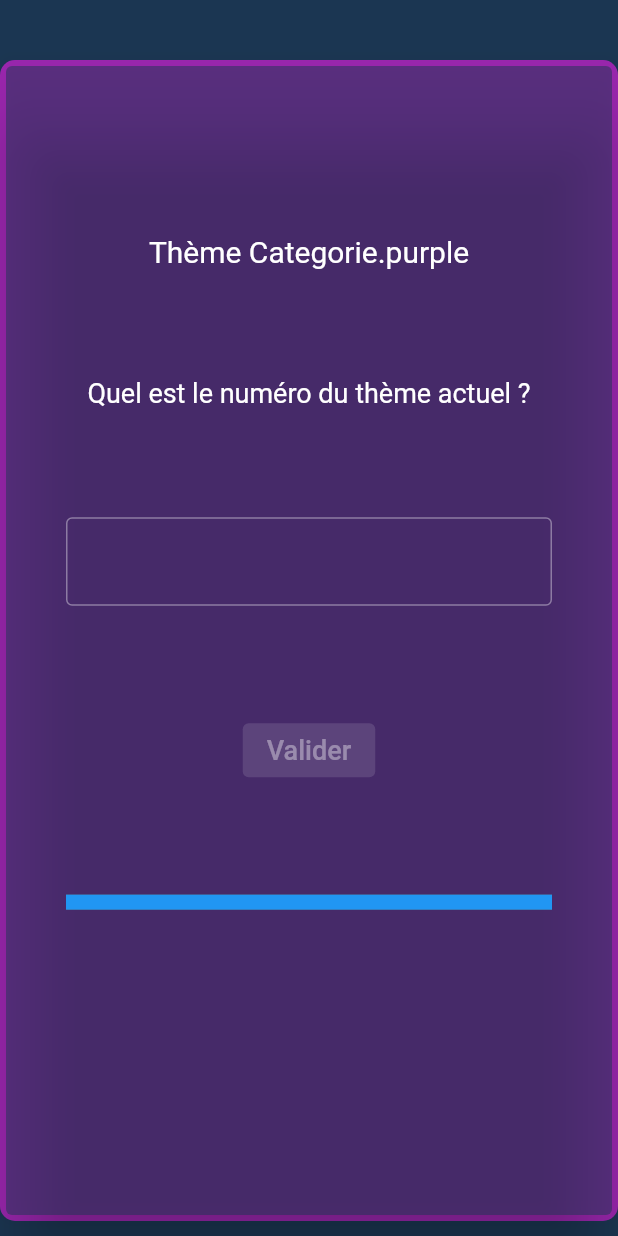
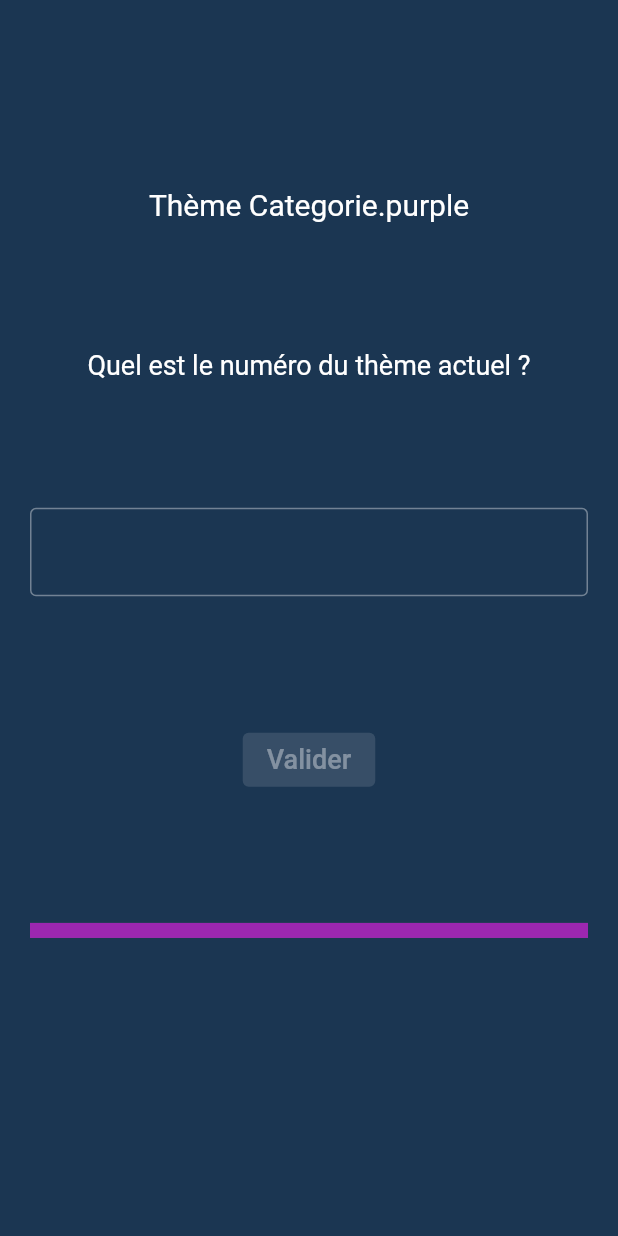
Before and after one commit to benoitkugler/maths-online, a Flutter app: the QuestionRoute screen opened directly with empty values, on a phone screen of 412 x 824 dp. Run offline on Flutter 3.47's test engine with Material 2 defaults, Android fonts, the light colour scheme and no system bars; our stand-ins replace otp_text_field; project files that could hold a hidden picture were left out.

Commit message:
better UI

```diff
--- a/eleve/lib/trivialpoursuit/question.dart
+++ b/eleve/lib/trivialpoursuit/question.dart
@@ -57,16 +57,11 @@ class _QuestionRouteState extends State<QuestionRoute> {
 
   @override
   Widget build(BuildContext context) {
-    return Padding(
-      padding: const EdgeInsets.only(top: 40, bottom: 10),
-      child: DecoratedBox(
-        decoration: BoxDecoration(
-            color: widget.question.categorie.color,
-            borderRadius: const BorderRadius.all(Radius.circular(10))),
-        child: Card(
-          elevation: 20,
-          child: Padding(
-            padding: const EdgeInsets.all(40),
+    final color = widget.question.categorie.color;
+    return Scaffold(
+      body: Padding(
+        padding:
+            const EdgeInsets.only(top: 40, bottom: 10, left: 20, right: 20),
         child: Column(
           mainAxisAlignment: MainAxisAlignment.spaceEvenly,
           children: [
@@ -78,30 +73,29 @@ class _QuestionRouteState extends State<QuestionRoute> {
                 style: TextStyle(fontSize: 18)),
             TextField(
               controller: _controller,
-                  cursorColor: widget.question.categorie.color,
+              cursorColor: color,
               decoration: InputDecoration(
                 focusedBorder: OutlineInputBorder(
                     borderSide: BorderSide(
-                      color: widget.question.categorie.color,
+                  color: color,
                 )),
                 border: const OutlineInputBorder(),
               ),
             ),
             ElevatedButton(
               onPressed: _enabledValid ? _onValidated : null,
+              style: ElevatedButton.styleFrom(primary: color),
               child: const Text(
                 "Valider",
                 style: TextStyle(fontSize: 18),
               ),
             ),
-                TimeoutBar(widget.timeout),
+            TimeoutBar(widget.timeout, color),
             Text(_waiting ? "En attente des autres joueurs..." : "",
                 style: const TextStyle(fontSize: 16)),
           ],
         ),
       ),
-        ),
-      ),
     );
   }
 }
--- a/eleve/lib/trivialpoursuit/success_recap.dart
+++ b/eleve/lib/trivialpoursuit/success_recap.dart
@@ -21,6 +21,7 @@ class SuccessRecap extends StatelessWidget {
         child: Padding(
           padding: const EdgeInsets.symmetric(horizontal: 30, vertical: 10),
           child: ListView(
+              shrinkWrap: true,
               children: sortedPlayers
                   .map((e) => _PlayerTile(e, successes[e]!))
                   .toList()),
@@ -44,7 +45,7 @@ class _PlayerTile extends StatelessWidget {
         tag: "recap_$playerID",
         child: Pie(2, status.success),
       ),
-      contentPadding: const EdgeInsets.all(8),
+      contentPadding: const EdgeInsets.symmetric(horizontal: 8, vertical: 15),
     );
   }
 }
--- a/eleve/lib/trivialpoursuit/timeout_bar.dart
+++ b/eleve/lib/trivialpoursuit/timeout_bar.dart
@@ -2,8 +2,9 @@ import 'package:flutter/material.dart';
 
 class TimeoutBar extends StatefulWidget {
   final Duration duration;
+  final Color color;
 
-  const TimeoutBar(this.duration, {Key? key}) : super(key: key);
+  const TimeoutBar(this.duration, this.color, {Key? key}) : super(key: key);
 
   @override
   _TimeoutBarState createState() => _TimeoutBarState();
@@ -41,6 +42,7 @@ class _TimeoutBarState extends State<TimeoutBar> {
   @override
   Widget build(BuildContext context) {
     return LinearProgressIndicator(
+      color: widget.color,
       value: value,
       minHeight: 10,
     );
```
Also changed, not shown: eleve/lib/trivialpoursuit/game.dart (+53 -54 lines), eleve/lib/trivialpoursuit/login.dart (+8 -2 lines). Lines whose indentation alone changed are shown as unchanged.
